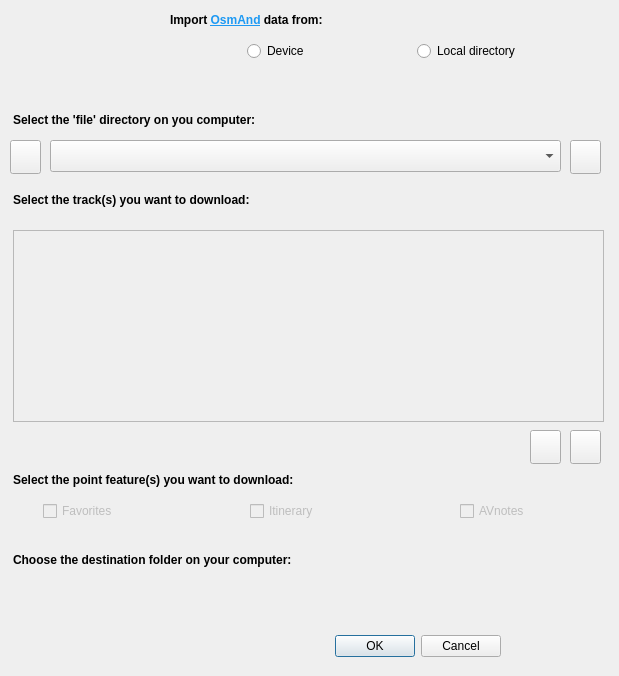
The window that OsmAnd_bridge_import_dialog.ui (sylsta/OsmAnd_bridge) describes before a commit, drawn with Qt 5.
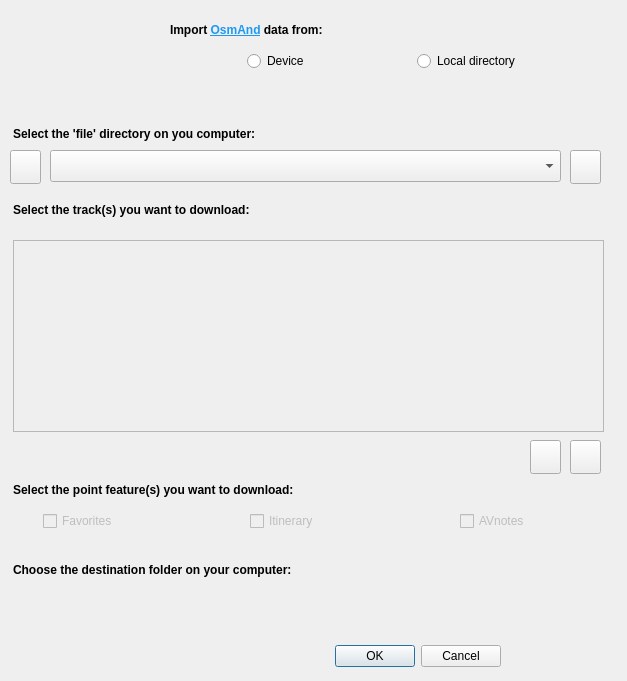
The same window after the commit. Icons and pictures are not drawn. Custom widgets are drawn as their Qt base class.

What changed in the file:
```diff
--- a/OsmAnd_bridge_import_dialog.ui
+++ b/OsmAnd_bridge_import_dialog.ui
@@ -9,8 +9,8 @@
    <rect>
     <x>0</x>
     <y>0</y>
-    <width>619</width>
-    <height>676</height>
+    <width>627</width>
+    <height>681</height>
    </rect>
   </property>
   <property name="windowTitle">
@@ -23,7 +23,7 @@
    <property name="geometry">
     <rect>
      <x>150</x>
-     <y>630</y>
+     <y>640</y>
      <width>351</width>
      <height>32</height>
     </rect>
@@ -45,7 +45,7 @@
    <property name="geometry">
     <rect>
      <x>13</x>
-     <y>230</y>
+     <y>240</y>
      <width>591</width>
      <height>192</height>
     </rect>
@@ -67,7 +67,7 @@
    <property name="geometry">
     <rect>
      <x>13</x>
-     <y>140</y>
+     <y>150</y>
      <width>591</width>
      <height>34</height>
     </rect>
@@ -86,7 +86,7 @@
    <property name="geometry">
     <rect>
      <x>13</x>
-     <y>580</y>
+     <y>590</y>
      <width>591</width>
      <height>34</height>
     </rect>
@@ -105,7 +105,7 @@
    <property name="geometry">
     <rect>
      <x>43</x>
-     <y>500</y>
+     <y>510</y>
      <width>88</width>
      <height>22</height>
     </rect>
@@ -127,7 +127,7 @@
    <property name="geometry">
     <rect>
      <x>250</x>
-     <y>500</y>
+     <y>510</y>
      <width>88</width>
      <height>22</height>
     </rect>
@@ -146,7 +146,7 @@
    <property name="geometry">
     <rect>
      <x>460</x>
-     <y>500</y>
+     <y>510</y>
      <width>88</width>
      <height>22</height>
     </rect>
@@ -162,14 +162,17 @@
    <property name="geometry">
     <rect>
      <x>13</x>
-     <y>110</y>
+     <y>100</y>
      <width>591</width>
-     <height>21</height>
+     <height>41</height>
     </rect>
    </property>
    <property name="text">
     <string>&lt;html&gt;&lt;head/&gt;&lt;body&gt;&lt;p&gt;&lt;span style=&quot; font-weight:600;&quot;&gt;Select the 'file' directory on you computer:&lt;/span&gt;&lt;/p&gt;&lt;/body&gt;&lt;/html&gt;</string>
    </property>
+   <property name="alignment">
+    <set>Qt::AlignBottom|Qt::AlignLeading|Qt::AlignLeft</set>
+   </property>
    <property name="openExternalLinks">
     <bool>true</bool>
    </property>
@@ -178,7 +181,7 @@
    <property name="geometry">
     <rect>
      <x>13</x>
-     <y>190</y>
+     <y>200</y>
      <width>411</width>
      <height>20</height>
     </rect>
@@ -191,7 +194,7 @@
    <property name="geometry">
     <rect>
      <x>13</x>
-     <y>470</y>
+     <y>480</y>
      <width>411</width>
      <height>20</height>
     </rect>
@@ -204,7 +207,7 @@
    <property name="geometry">
     <rect>
      <x>13</x>
-     <y>550</y>
+     <y>560</y>
      <width>411</width>
      <height>20</height>
     </rect>
@@ -236,7 +239,7 @@
    <property name="geometry">
     <rect>
      <x>247</x>
-     <y>40</y>
+     <y>50</y>
      <width>105</width>
      <height>22</height>
     </rect>
@@ -252,7 +255,7 @@
    <property name="geometry">
     <rect>
      <x>417</x>
-     <y>40</y>
+     <y>50</y>
      <width>151</width>
      <height>22</height>
     </rect>
@@ -268,7 +271,7 @@
    <property name="geometry">
     <rect>
      <x>170</x>
-     <y>10</y>
+     <y>20</y>
      <width>411</width>
      <height>21</height>
     </rect>
@@ -284,7 +287,7 @@
    <property name="geometry">
     <rect>
      <x>570</x>
-     <y>430</y>
+     <y>440</y>
      <width>31</width>
      <height>34</height>
     </rect>
@@ -300,7 +303,7 @@
    <property name="geometry">
     <rect>
      <x>530</x>
-     <y>430</y>
+     <y>440</y>
      <width>31</width>
      <height>34</height>
     </rect>
@@ -316,7 +319,7 @@
    <property name="geometry">
     <rect>
      <x>10</x>
-     <y>140</y>
+     <y>150</y>
      <width>31</width>
      <height>34</height>
     </rect>
@@ -332,7 +335,7 @@
    <property name="geometry">
     <rect>
      <x>50</x>
-     <y>140</y>
+     <y>150</y>
      <width>511</width>
      <height>32</height>
     </rect>
@@ -342,7 +345,7 @@
    <property name="geometry">
     <rect>
      <x>570</x>
-     <y>140</y>
+     <y>150</y>
      <width>31</width>
      <height>34</height>
     </rect>
```
